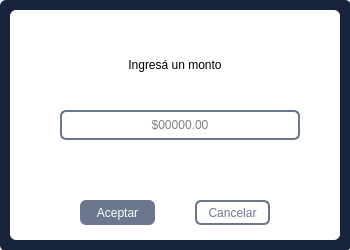
First picture: the form in View/saldo_plus.ui, repository PabloLionel/betahome, before the edit.
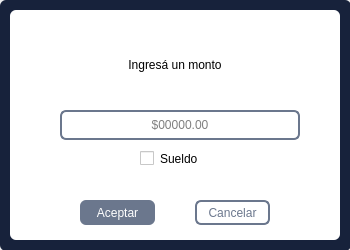
Second picture: the form after the edit.

The edit to the form file:
```diff
--- a/View/saldo_plus.ui
+++ b/View/saldo_plus.ui
@@ -178,6 +178,22 @@
       <set>Qt::AlignCenter</set>
      </property>
     </widget>
+    <widget class="QCheckBox" name="checkBox">
+     <property name="geometry">
+      <rect>
+       <x>130</x>
+       <y>140</y>
+       <width>70</width>
+       <height>17</height>
+      </rect>
+     </property>
+     <property name="styleSheet">
+      <string notr="true">font: 25 10pt &quot;Roboto Thin&quot;;</string>
+     </property>
+     <property name="text">
+      <string>Sueldo</string>
+     </property>
+    </widget>
    </widget>
    <zorder>widget</zorder>
    <zorder>widget_2</zorder>
```
